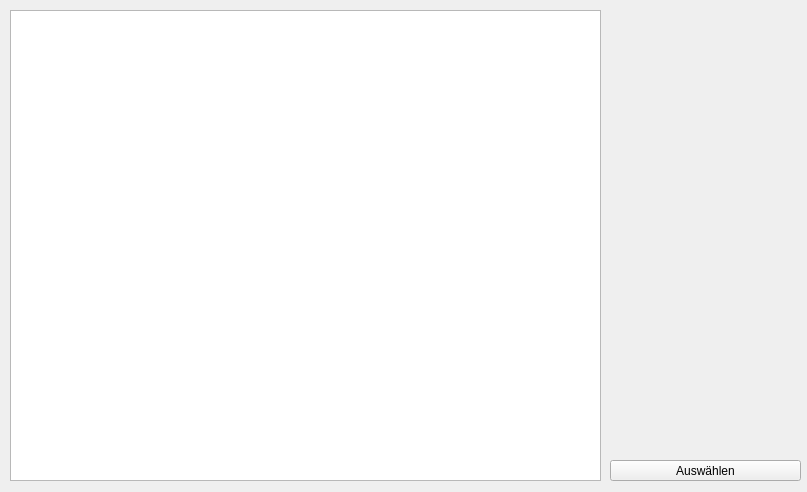
First picture: the form in ui/frmtanks.ui, repository C0dingschmuser/CompactTanks, before the edit.
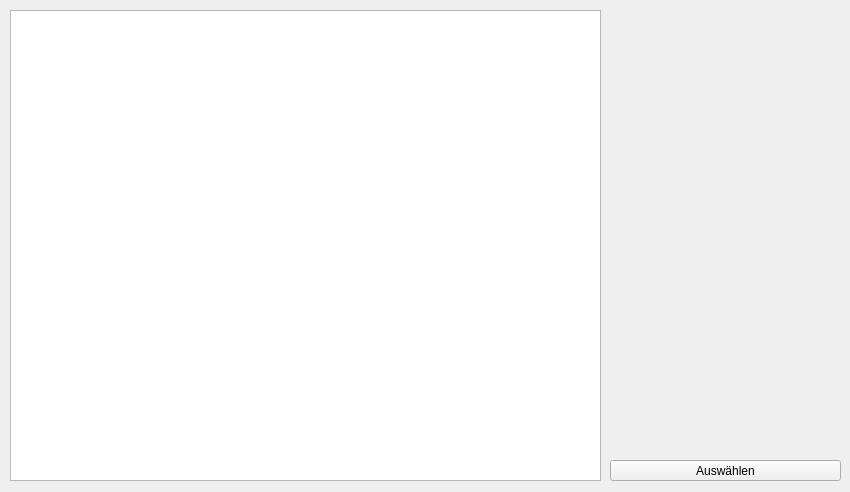
Second picture: the form after the edit.

```diff
--- a/ui/frmtanks.ui
+++ b/ui/frmtanks.ui
@@ -6,7 +6,7 @@
    <rect>
     <x>0</x>
     <y>0</y>
-    <width>807</width>
+    <width>850</width>
     <height>492</height>
    </rect>
   </property>
@@ -34,7 +34,7 @@
     <rect>
      <x>610</x>
      <y>460</y>
-     <width>191</width>
+     <width>231</width>
      <height>21</height>
     </rect>
    </property>
```
